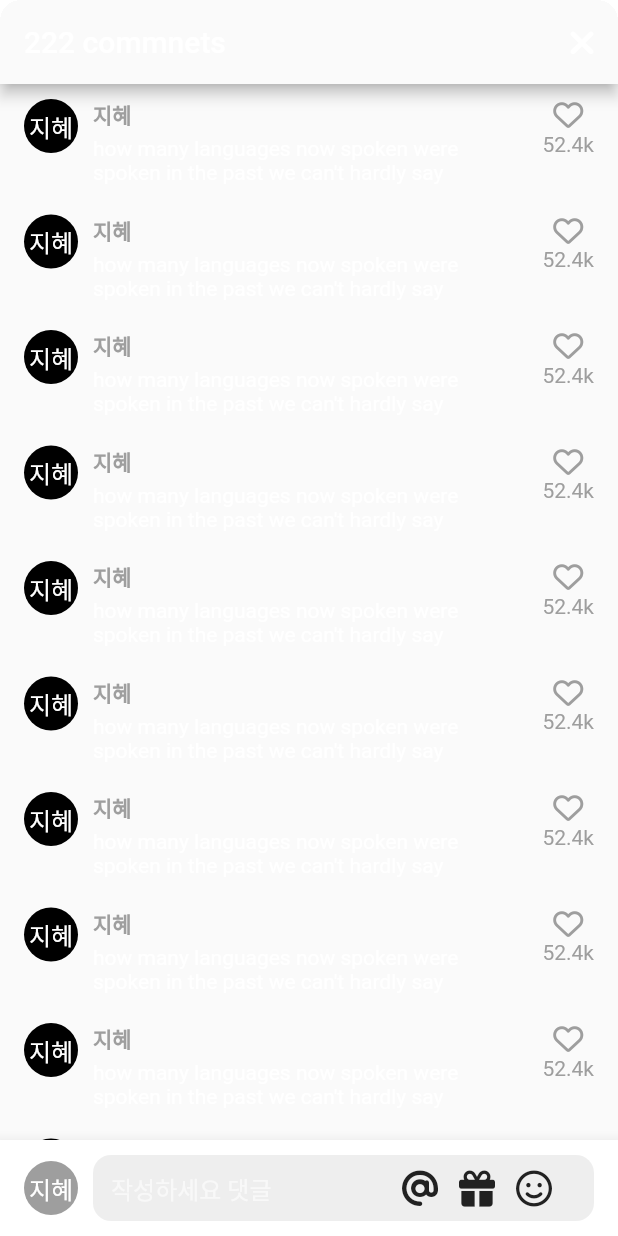
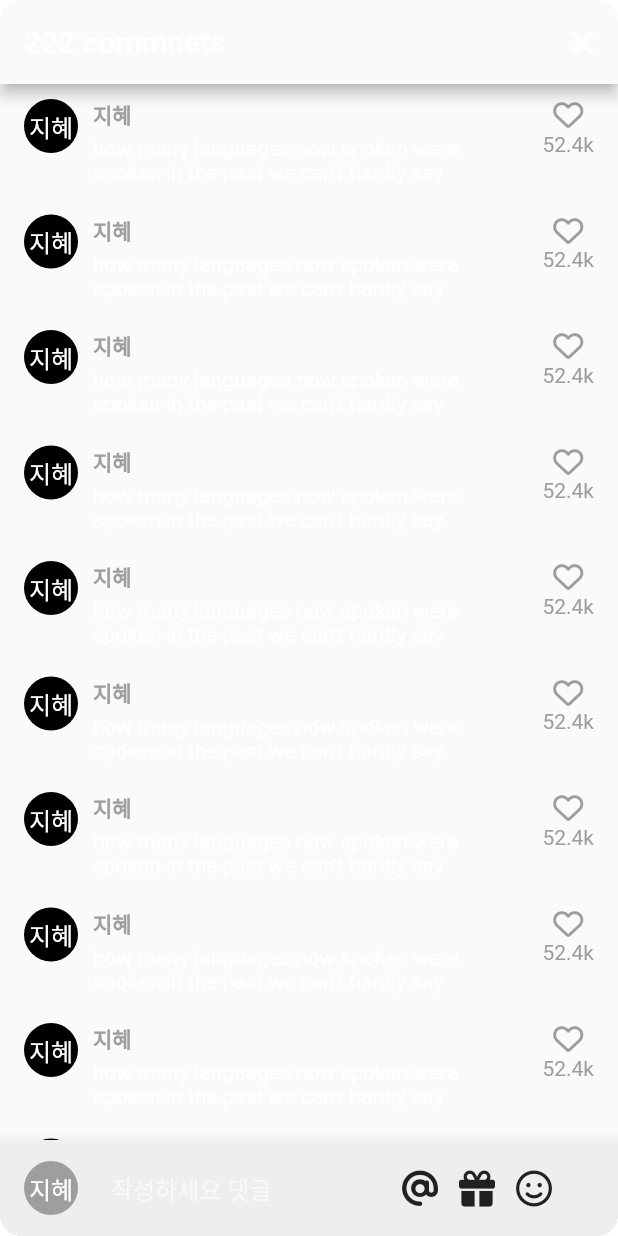
Before and after one commit to KLDS0326/nomad-tiktokclone, a Flutter app: the VideoComments screen opened directly, on a phone screen of 412 x 824 dp. Run offline on Flutter 3.47's test engine with Material 2 defaults, Android fonts, the phone set to English and light mode, and no system bars; our stand-ins replace font_awesome_flutter, google_fonts, google_maps_flutter, video_player, visibility_detector, webview_flutter; missing offline and left inert: dart:html, flutter_google_places_sdk, kakaomap_webview; network calls fail.

Commit message:
Dark Mode Part Two

```diff
--- a/lib/features/videos/widgets/video_comments.dart
+++ b/lib/features/videos/widgets/video_comments.dart
@@ -2,6 +2,7 @@ import 'package:flutter/material.dart';
 import 'package:font_awesome_flutter/font_awesome_flutter.dart';
 import 'package:tiktok_clone/constants/gaps.dart';
 import 'package:tiktok_clone/constants/sizes.dart';
+import 'package:tiktok_clone/util.dart';
 
 class VideoComments extends StatefulWidget {
   // input 을 다루어야 하니 stf 임.
@@ -35,6 +36,7 @@ class _VideoCommentState extends State<VideoComments> {
 
   @override
   Widget build(BuildContext context) {
+    final isDark = isDarkMode(context);
     final size = MediaQuery.of(context).size;
     return Container(
       height: size.height * 0.75,
@@ -45,10 +47,10 @@ class _VideoCommentState extends State<VideoComments> {
         ),
       ),
       child: Scaffold(
-        backgroundColor: Colors.grey.shade50,
+        backgroundColor: isDark ? null : Colors.grey.shade50,
         appBar: AppBar(
           // 새로운 화면으로 왔다는 것을 알고있어 이전 화면 돌아가는 기능이 자동탑재
-          backgroundColor: Colors.grey.shade50,
+          backgroundColor: isDark ? null : Colors.grey.shade50,
           automaticallyImplyLeading: false,
           title: const Text("222 commnets"),
           actions: [
@@ -81,9 +83,10 @@ class _VideoCommentState extends State<VideoComments> {
                   itemBuilder: (context, index) => Row(
                     crossAxisAlignment: CrossAxisAlignment.start,
                     children: [
-                      const CircleAvatar(
+                      CircleAvatar(
                         radius: 18,
-                        child: Text('지혜'),
+                        backgroundColor: isDark ? Colors.grey.shade500 : null,
+                        child: const Text('지혜'),
                       ),
                       Gaps.h10,
                       Expanded(
@@ -129,7 +132,7 @@ class _VideoCommentState extends State<VideoComments> {
                 bottom: 0,
                 width: size.width,
                 child: BottomAppBar(
-                  color: Colors.white,
+                  color: isDark ? Colors.grey.shade800 : Colors.grey.shade200,
                   child: Padding(
                     padding: const EdgeInsets.symmetric(
                       horizontal: Sizes.size16,
@@ -166,7 +169,9 @@ class _VideoCommentState extends State<VideoComments> {
                                   borderSide: BorderSide.none,
                                 ),
                                 filled: true,
-                                fillColor: Colors.grey.shade200,
+                                fillColor: isDark
+                                    ? Colors.grey.shade800
+                                    : Colors.grey.shade200,
                                 contentPadding: const EdgeInsets.symmetric(
                                   horizontal: Sizes.size12,
                                   vertical: Sizes.size10,
@@ -181,17 +186,23 @@ class _VideoCommentState extends State<VideoComments> {
                                     children: [
                                       FaIcon(
                                         FontAwesomeIcons.at,
-                                        color: Colors.grey.shade900,
+                                        color: isDark
+                                            ? Colors.grey.shade500
+                                            : Colors.grey.shade900,
                                       ),
                                       Gaps.h14,
                                       FaIcon(
                                         FontAwesomeIcons.gift,
-                                        color: Colors.grey.shade900,
+                                        color: isDark
+                                            ? Colors.grey.shade500
+                                            : Colors.grey.shade900,
                                       ),
                                       Gaps.h14,
                                       FaIcon(
                                         FontAwesomeIcons.faceSmile,
-                                        color: Colors.grey.shade900,
+                                        color: isDark
+                                            ? Colors.grey.shade500
+                                            : Colors.grey.shade900,
                                       ),
                                       Gaps.h14,
                                       if (_isWriting)
```
Also changed, not shown: lib/features/inbox/activity_screen.dart (+12 -9 lines).
